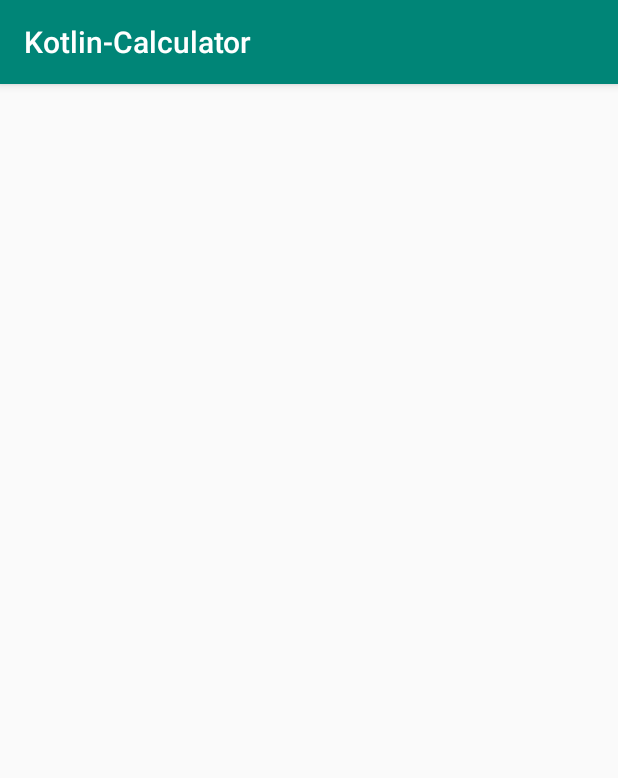
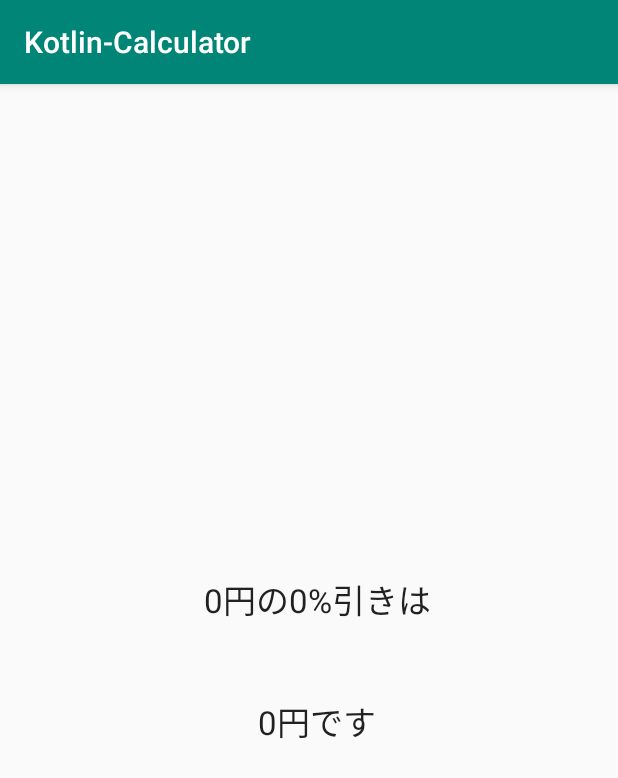
Before and after one commit to y-sumida/Kotlin-Calculator, an Android app: the ResultActivity screen opened directly, with no data from a screen before it, on a phone screen of 412 x 824 dp. Shown: the top 778 px of the screen. Run offline under Robolectric (Android 15) with nearby library versions, the phone set to English and light mode, and no system bars.

Commit message:
計算結果を画面に表示する

```diff
--- a/app/src/main/java/com/example/kotlin_calculator/ResultActivity.kt
+++ b/app/src/main/java/com/example/kotlin_calculator/ResultActivity.kt
@@ -2,11 +2,21 @@ package com.example.kotlin_calculator
 
 import android.support.v7.app.AppCompatActivity
 import android.os.Bundle
+import kotlinx.android.synthetic.main.activity_result.*
 
 class ResultActivity : AppCompatActivity() {
 
     override fun onCreate(savedInstanceState: Bundle?) {
         super.onCreate(savedInstanceState)
         setContentView(R.layout.activity_result)
+
+        val price = intent.getIntExtra("price", 0)
+        val discount = intent.getIntExtra("discount", 0)
+
+        expression_label.text = getString(R.string.expression, price, discount)
+
+        val discountedPrice = price * (100 - discount) / 100
+
+        result_label.text = getString(R.string.result, discountedPrice)
     }
 }
--- a/app/src/main/res/layout/activity_result.xml
+++ b/app/src/main/res/layout/activity_result.xml
@@ -7,4 +7,26 @@
         android:layout_height="match_parent"
         tools:context=".ResultActivity">
 
+    <android.support.constraint.Guideline android:layout_width="wrap_content" android:layout_height="wrap_content"
+                                          android:id="@+id/guideline2"
+                                          android:orientation="horizontal"
+                                          app:layout_constraintGuide_percent="0.5"/>
+    <TextView
+            android:text="@string/expression"
+            android:layout_width="wrap_content"
+            android:layout_height="wrap_content"
+            android:id="@+id/expression_label" app:layout_constraintStart_toStartOf="parent"
+            android:layout_marginStart="8dp"
+            app:layout_constraintEnd_toEndOf="parent" android:layout_marginEnd="8dp" android:layout_marginBottom="24dp"
+            app:layout_constraintBottom_toTopOf="@+id/guideline2"
+            android:textAppearance="@style/TextAppearance.AppCompat.Large"/>
+    <TextView
+            android:text="@string/result"
+            android:layout_width="wrap_content"
+            android:layout_height="wrap_content"
+            android:id="@+id/result_label" app:layout_constraintStart_toStartOf="parent"
+            android:layout_marginStart="8dp"
+            app:layout_constraintEnd_toEndOf="parent" android:layout_marginEnd="8dp" android:layout_marginTop="24dp"
+            app:layout_constraintTop_toTopOf="@+id/guideline2"
+            android:textAppearance="@style/TextAppearance.AppCompat.Large"/>
 </android.support.constraint.ConstraintLayout>
--- a/app/src/main/res/values/strings.xml
+++ b/app/src/main/res/values/strings.xml
@@ -5,4 +5,6 @@
     <string name="calculate_button">計算する</string>
     <string name="discount_error">割引率を入力してください</string>
     <string name="price_error">定価を入力してください</string>
+    <string name="expression">%1$,3d円の%2$d%%引きは</string>
+    <string name="result">%1$,3d円です</string>
 </resources>
```
